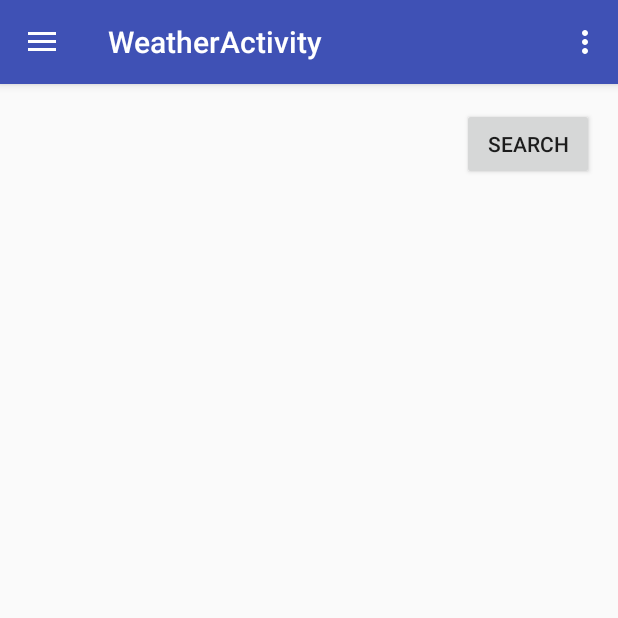
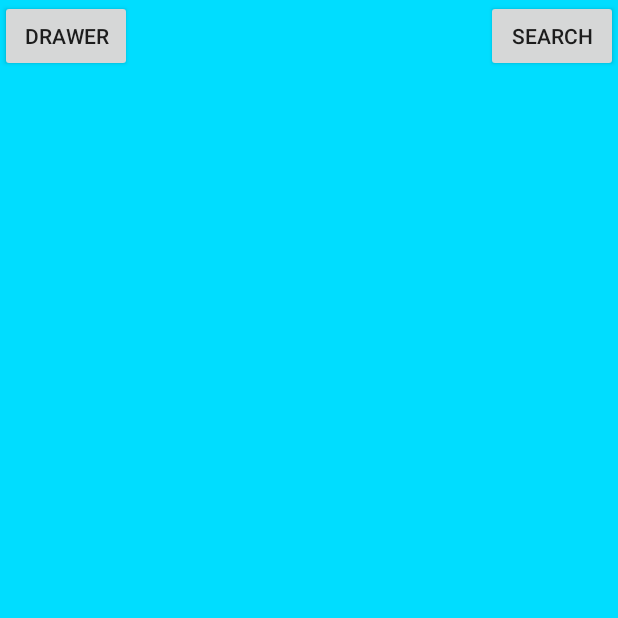
Before and after one commit to Weathy/Weathy, an Android app: the screen it shows after launch (WeatherActivity), on a phone screen of 412 x 824 dp, the top half of it. Run offline under Robolectric (Android 15) with nearby library versions, the phone set to English and light mode, and no system bars.

Commit message:
ViewPager

```diff
--- /dev/null
+++ b/src/main/java/com/example/kali/weathy/CityForecastFragment.java
@@ -0,0 +1,43 @@
+package com.example.kali.weathy;
+
+import android.content.Context;
+import android.net.Uri;
+import android.os.Bundle;
+import android.support.v4.app.Fragment;
+import android.view.LayoutInflater;
+import android.view.View;
+import android.view.ViewGroup;
+import android.widget.Button;
+
+
+public class CityForecastFragment extends Fragment {
+
+    private Button searchButton;
+    private CityForecastComunicator activity;
+
+    interface CityForecastComunicator{
+
+    }
+
+    @Override
+    public void onAttach(Context context) {
+        super.onAttach(context);
+        this.activity = (CityForecastComunicator) context;
+    }
+
+    @Override
+    public View onCreateView(LayoutInflater inflater, ViewGroup container,
+                             Bundle savedInstanceState) {
+        return inflater.inflate(R.layout.fragment_city_forecast, container, false);
+    }
+
+    public static CityForecastFragment newInstance(String str) {
+
+        Bundle args = new Bundle();
+        args.putString("str", str);
+
+        CityForecastFragment fragment = new CityForecastFragment();
+        fragment.setArguments(args);
+        return fragment;
+    }
+}
--- a/src/main/java/com/example/pc/weathy/SearchFragment.java
+++ b/src/main/java/com/example/kali/weathy/SearchFragment.java
@@ -1,4 +1,4 @@
-package com.example.pc.weathy;
+package com.example.kali.weathy;
 
 
 import android.os.Bundle;
@@ -9,6 +9,7 @@ import android.view.ViewGroup;
 import android.widget.Button;
 
 public class SearchFragment extends Fragment {
+
     private Button backButton;
     private Button gpsButton;
     private Button sofiaButton;
--- /dev/null
+++ b/src/main/java/com/example/kali/weathy/TwentyFourFragment.java
@@ -0,0 +1,43 @@
+package com.example.kali.weathy;
+
+import android.content.Context;
+import android.net.Uri;
+import android.os.Bundle;
+import android.support.v4.app.Fragment;
+import android.view.LayoutInflater;
+import android.view.View;
+import android.view.ViewGroup;
+import android.widget.Button;
+
+
+public class TwentyFourFragment extends Fragment {
+
+    private Button searchButton;
+    private TwentyFourComunicator activity;
+
+    interface TwentyFourComunicator{
+
+    }
+
+    @Override
+    public void onAttach(Context context) {
+        super.onAttach(context);
+        this.activity = (TwentyFourComunicator) context;
+    }
+
+    @Override
+    public View onCreateView(LayoutInflater inflater, ViewGroup container,
+                             Bundle savedInstanceState) {
+        return inflater.inflate(R.layout.fragment_twenty_four, container, false);
+    }
+
+    public static TwentyFourFragment newInstance(String str) {
+
+        Bundle args = new Bundle();
+        args.putString("str", str);
+
+        TwentyFourFragment fragment = new TwentyFourFragment();
+        fragment.setArguments(args);
+        return fragment;
+    }
+}
--- a/src/main/java/com/example/pc/weathy/WeatherActivity.java
+++ b/src/main/java/com/example/kali/weathy/WeatherActivity.java
@@ -1,52 +1,73 @@
-package com.example.pc.weathy;
+package com.example.kali.weathy;
 
 import android.os.Bundle;
-import android.support.design.widget.FloatingActionButton;
-import android.support.design.widget.Snackbar;
 import android.support.v4.app.Fragment;
 import android.support.v4.app.FragmentManager;
+import android.support.v4.app.FragmentPagerAdapter;
 import android.support.v4.app.FragmentTransaction;
-import android.view.View;
+import android.support.v4.view.ViewPager;
 import android.support.design.widget.NavigationView;
 import android.support.v4.view.GravityCompat;
 import android.support.v4.widget.DrawerLayout;
 import android.support.v7.app.ActionBarDrawerToggle;
 import android.support.v7.app.AppCompatActivity;
-import android.support.v7.widget.Toolbar;
 import android.view.Menu;
 import android.view.MenuItem;
-import android.widget.Button;
 
 public class WeatherActivity extends AppCompatActivity
-        implements NavigationView.OnNavigationItemSelectedListener {
-    private Button searchButton;
+        implements NavigationView.OnNavigationItemSelectedListener, TenDayFragment.TenDayComunicator,
+        TwentyFourFragment.TwentyFourComunicator, CityForecastFragment.CityForecastComunicator {
+
+    private WeatherPagerAdapter adapter;
+
 
     @Override
     protected void onCreate(Bundle savedInstanceState) {
         super.onCreate(savedInstanceState);
         setContentView(R.layout.activity_weather);
-        Toolbar toolbar = (Toolbar) findViewById(R.id.toolbar);
-        setSupportActionBar(toolbar);
 
         DrawerLayout drawer = (DrawerLayout) findViewById(R.id.drawer_layout);
         ActionBarDrawerToggle toggle = new ActionBarDrawerToggle(
-                this, drawer, toolbar, R.string.navigation_drawer_open, R.string.navigation_drawer_close);
+                this, drawer, R.string.navigation_drawer_open, R.string.navigation_drawer_close);
         drawer.setDrawerListener(toggle);
         toggle.syncState();
 
         NavigationView navigationView = (NavigationView) findViewById(R.id.nav_view);
         navigationView.setNavigationItemSelectedListener(this);
-        searchButton = (Button) findViewById(R.id.search_button);
-        searchButton.setOnClickListener(new View.OnClickListener() {
-            @Override
-            public void onClick(View v) {
-                FragmentManager fm = getSupportFragmentManager();
-                FragmentTransaction transaction = fm.beginTransaction();
-                Fragment searchFragment = new SearchFragment();
-                transaction.add(R.id.content_layout,searchFragment);
-                transaction.commit();
+
+        ViewPager vPager = (ViewPager) findViewById(R.id.view_pager);
+        adapter = new WeatherPagerAdapter(getSupportFragmentManager());
+        vPager.setAdapter(adapter);
+    }
+
+
+    private class WeatherPagerAdapter extends FragmentPagerAdapter {
+
+        private final static int NUMBER_OF_FRAGMENTS = 3;
+
+        WeatherPagerAdapter(FragmentManager fm) {
+            super(fm);
+        }
+
+        @Override
+        public Fragment getItem(int position) {
+            switch (position) {
+                case 0:
+                    return CityForecastFragment.newInstance("one");
+                case 1:
+                    return TwentyFourFragment.newInstance("two");
+                case 2:
+                    return TenDayFragment.newInstance("three");
+                default:
+                    return CityForecastFragment.newInstance("one");
+
             }
-        });
+        }
+
+        @Override
+        public int getCount() {
+            return NUMBER_OF_FRAGMENTS;
+        }
     }
 
     @Override
@@ -105,4 +126,14 @@ public class WeatherActivity extends AppCompatActivity
         drawer.closeDrawer(GravityCompat.START);
         return true;
     }
+
+    public void changeFragment(Fragment f){
+
+        FragmentManager fm = getSupportFragmentManager();
+        FragmentTransaction trans = fm.beginTransaction();
+        trans.replace(R.id.view_pager, new SearchFragment());
+        adapter.notifyDataSetChanged();
+        trans.commit();
+
+    }
 }
--- a/src/main/res/layout/app_bar_weather.xml
+++ b/src/main/res/layout/app_bar_weather.xml
@@ -5,20 +5,12 @@
     android:layout_width="match_parent"
     android:layout_height="match_parent"
     android:fitsSystemWindows="true"
-    tools:context="com.example.pc.weathy.WeatherActivity">
+    tools:context="com.example.kali.weathy.WeatherActivity">
 
     <android.support.design.widget.AppBarLayout
         android:layout_width="match_parent"
         android:layout_height="wrap_content"
         android:theme="@style/AppTheme.AppBarOverlay">
-
-        <android.support.v7.widget.Toolbar
-            android:id="@+id/toolbar"
-            android:layout_width="match_parent"
-            android:layout_height="?attr/actionBarSize"
-            android:background="?attr/colorPrimary"
-            app:popupTheme="@style/AppTheme.PopupOverlay" />
-
     </android.support.design.widget.AppBarLayout>
 
     <include layout="@layout/content_weather" />
--- a/src/main/res/layout/content_weather.xml
+++ b/src/main/res/layout/content_weather.xml
@@ -1,24 +1,12 @@
 <?xml version="1.0" encoding="utf-8"?>
-<LinearLayout xmlns:android="http://schemas.android.com/apk/res/android"
+<android.support.v4.view.ViewPager xmlns:android="http://schemas.android.com/apk/res/android"
     xmlns:app="http://schemas.android.com/apk/res-auto"
     xmlns:tools="http://schemas.android.com/tools"
+    android:id="@+id/view_pager"
     android:layout_width="match_parent"
     android:layout_height="match_parent"
-    android:paddingBottom="@dimen/activity_vertical_margin"
-    android:paddingLeft="@dimen/activity_horizontal_margin"
-    android:paddingRight="@dimen/activity_horizontal_margin"
-    android:orientation="vertical"
-    android:paddingTop="@dimen/activity_vertical_margin"
-    android:id="@+id/content_layout"
     app:layout_behavior="@string/appbar_scrolling_view_behavior"
-    tools:context="com.example.pc.weathy.WeatherActivity"
+    tools:context="com.example.kali.weathy.WeatherActivity"
     tools:showIn="@layout/app_bar_weather">
 
-    <Button
-        android:id="@+id/search_button"
-        android:layout_width="wrap_content"
-        android:layout_height="wrap_content"
-        android:layout_gravity="end"
-        android:text="Search"/>
-
-</LinearLayout>
+</android.support.v4.view.ViewPager>
--- /dev/null
+++ b/src/main/res/layout/fragment_city_forecast.xml
@@ -0,0 +1,28 @@
+<LinearLayout xmlns:android="http://schemas.android.com/apk/res/android"
+    xmlns:tools="http://schemas.android.com/tools"
+    android:layout_width="match_parent"
+    android:layout_height="match_parent"
+    android:background="@android:color/holo_blue_bright"
+    tools:context="com.example.kali.weathy.CityForecastFragment">
+
+    <RelativeLayout
+        android:layout_width="match_parent"
+        android:layout_height="wrap_content">
+
+        <Button
+            android:layout_width="wrap_content"
+            android:layout_height="wrap_content"
+            android:layout_alignParentRight="true"
+            android:text="search"
+            android:id="@+id/search_button"/>
+
+        <Button
+            android:layout_width="wrap_content"
+            android:layout_height="wrap_content"
+            android:layout_alignParentLeft="true"
+            android:text="drawer"
+            android:id="@+id/drawer_button"/>
+    </RelativeLayout>
+
+
+</LinearLayout>
--- a/src/main/res/layout/fragment_search.xml
+++ b/src/main/res/layout/fragment_search.xml
@@ -3,7 +3,7 @@
     android:layout_width="match_parent"
     android:layout_height="match_parent"
     android:orientation="vertical"
-    tools:context="com.example.pc.weathy.SearchFragment">
+    tools:context="com.example.kali.weathy.SearchFragment">
     <LinearLayout
         android:layout_width="match_parent"
         android:layout_height="wrap_content"
--- a/src/main/res/layout/nav_header_weather.xml
+++ b/src/main/res/layout/nav_header_weather.xml
@@ -1,5 +1,6 @@
 <?xml version="1.0" encoding="utf-8"?>
 <LinearLayout xmlns:android="http://schemas.android.com/apk/res/android"
+    xmlns:app="http://schemas.android.com/apk/res-auto"
     android:layout_width="match_parent"
     android:layout_height="@dimen/nav_header_height"
     android:background="@drawable/side_nav_bar"
@@ -16,7 +17,7 @@
         android:layout_width="wrap_content"
         android:layout_height="wrap_content"
         android:paddingTop="@dimen/nav_header_vertical_spacing"
-        android:src="@android:drawable/sym_def_app_icon" />
+        app:srcCompat="@android:drawable/sym_def_app_icon" />
 
     <TextView
         android:layout_width="match_parent"
--- a/src/main/res/values/dimens.xml
+++ b/src/main/res/values/dimens.xml
@@ -1,9 +1,9 @@
 <resources>
+    <!-- Default screen margins, per the Android Design guidelines. -->
+    <dimen name="nav_header_vertical_spacing">16dp</dimen>
+    <dimen name="nav_header_height">160dp</dimen>
     <!-- Default screen margins, per the Android Design guidelines. -->
     <dimen name="activity_horizontal_margin">16dp</dimen>
     <dimen name="activity_vertical_margin">16dp</dimen>
-    <!-- Default screen margins, per the Android Design guidelines. -->
-    <dimen name="nav_header_vertical_spacing">16dp</dimen>
-    <dimen name="nav_header_height">160dp</dimen>
     <dimen name="fab_margin">16dp</dimen>
 </resources>
--- a/src/main/res/values/strings.xml
+++ b/src/main/res/values/strings.xml
@@ -1,6 +1,5 @@
 <resources>
     <string name="app_name">Weathy</string>
-    <string name="title_activity_weather">WeatherActivity</string>
 
     <string name="navigation_drawer_open">Open navigation drawer</string>
     <string name="navigation_drawer_close">Close navigation drawer</string>
```
Also changed, not shown: src/main/AndroidManifest.xml (+5 -4 lines), src/main/java/com/example/kali/weathy/TenDayFragment.java (added, +55 -0 lines), src/main/java/com/example/kali/weathy/model/Weather.java (added, +8 -0 lines), src/main/res/layout/fragment_ten_day.xml (added, +26 -0 lines), src/main/res/layout/fragment_twenty_four.xml (added, +28 -0 lines), 4 other files.
